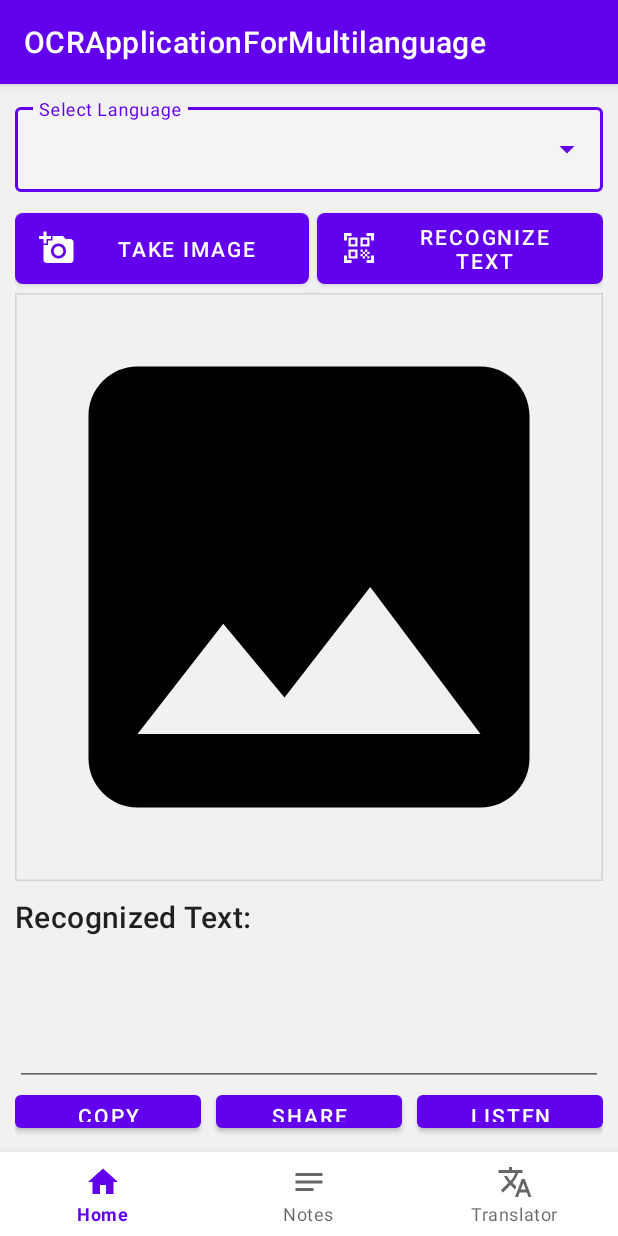
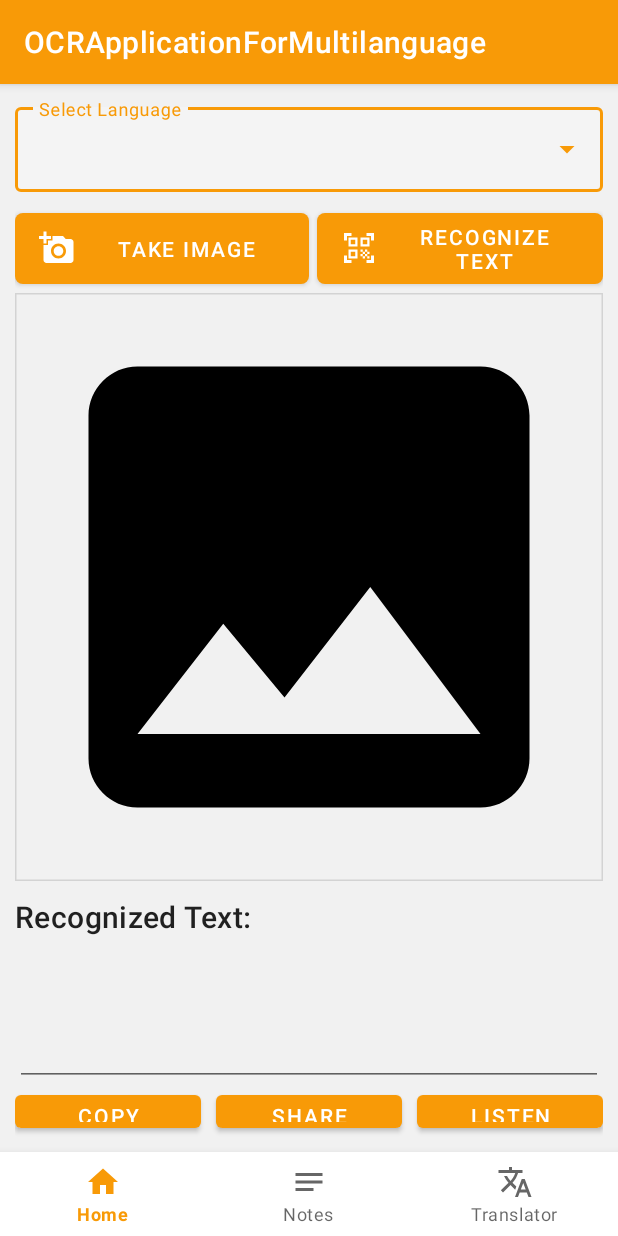
Before and after one commit to NehalDhuri/OcrApp, an Android app: the screen it shows after launch (MainActivity), on a phone screen of 412 x 824 dp. Run offline under Robolectric (Android 15) with nearby library versions, the phone set to English and light mode, and no system bars; libraries missing offline, so code that uses them is left out: com.google.mlkit.vision; pictures from the network do not load; 3 statements that could not run were skipped.

```diff
--- a/app/src/main/res/values/colors.xml
+++ b/app/src/main/res/values/colors.xml
@@ -7,4 +7,8 @@
     <color name="teal_700">#FF018786</color>
     <color name="black">#FF000000</color>
     <color name="white">#FFFFFFFF</color>
+
+    <color name="orange_200">#fbcd81</color>
+    <color name="orange_500">#f89a07</color>
+    <color name="orange_700">#ee7f02</color>
 </resources>
--- a/app/src/main/res/values/themes.xml
+++ b/app/src/main/res/values/themes.xml
@@ -2,8 +2,12 @@
     <!-- Base application theme. -->
     <style name="Theme.OCRApplicationForMultilanguage" parent="Theme.MaterialComponents.DayNight.DarkActionBar">
         <!-- Primary brand color. -->
-        <item name="colorPrimary">@color/purple_500</item>
-        <item name="colorPrimaryVariant">@color/purple_700</item>
+<!--        <item name="colorPrimary">@color/purple_500</item>-->
+<!--        <item name="colorPrimaryVariant">@color/purple_700</item>-->
+<!--        <item name="colorOnPrimary">@color/white</item>-->
+
+        <item name="colorPrimary">@color/orange_500</item>
+        <item name="colorPrimaryVariant">@color/orange_700</item>
         <item name="colorOnPrimary">@color/white</item>
         <!-- Secondary brand color. -->
         <item name="colorSecondary">@color/teal_200</item>
@@ -13,4 +17,16 @@
         <item name="android:statusBarColor" >?attr/colorPrimaryVariant</item>
         <!-- Customize your theme here. -->
     </style>
+
+<!--    <style name="MyCustomTheme" parent="android:style/Theme">-->
+<!--        <item name="colorPrimary">@color/orange_500</item>-->
+<!--        <item name="colorPrimaryVariant">@color/orange_700</item>-->
+<!--        <item name="colorOnPrimary">@color/white</item>-->
+<!--        &lt;!&ndash; Secondary brand color. &ndash;&gt;-->
+<!--        <item name="colorSecondary">@color/teal_200</item>-->
+<!--        <item name="colorSecondaryVariant">@color/teal_700</item>-->
+<!--        <item name="colorOnSecondary">@color/black</item>-->
+<!--        &lt;!&ndash; Status bar color. &ndash;&gt;-->
+<!--        <item name="android:statusBarColor" >?attr/colorPrimaryVariant</item>-->
+<!--    </style>-->
 </resources>
```
Also changed, not shown: app/src/main/java/com/example/ocrapplicationformultilanguage/HomeFragment.java (+53 -0 lines).
